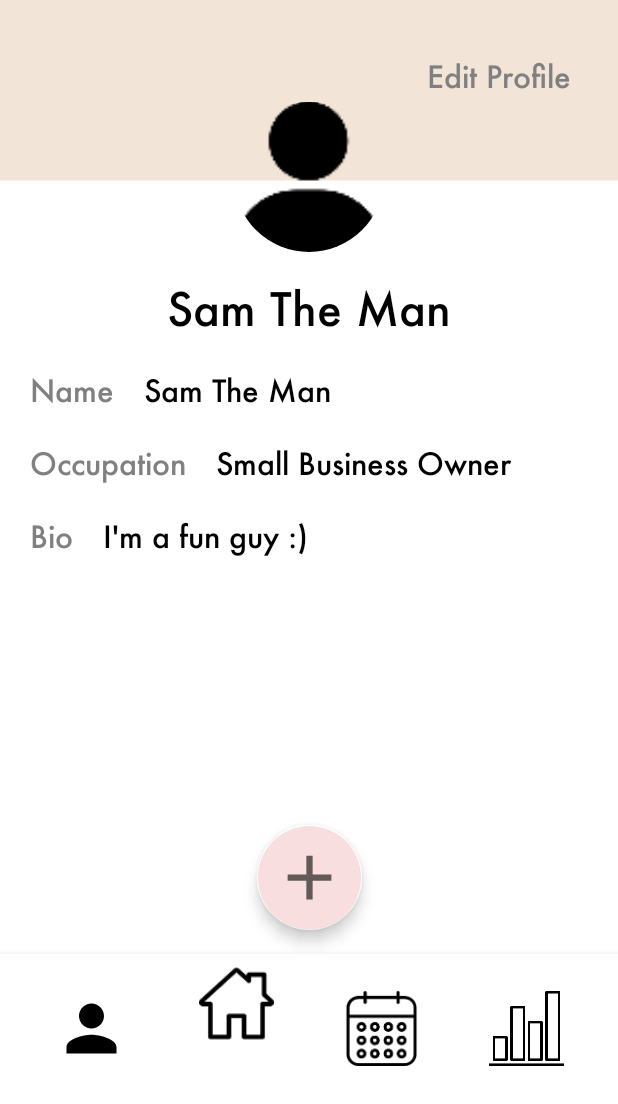
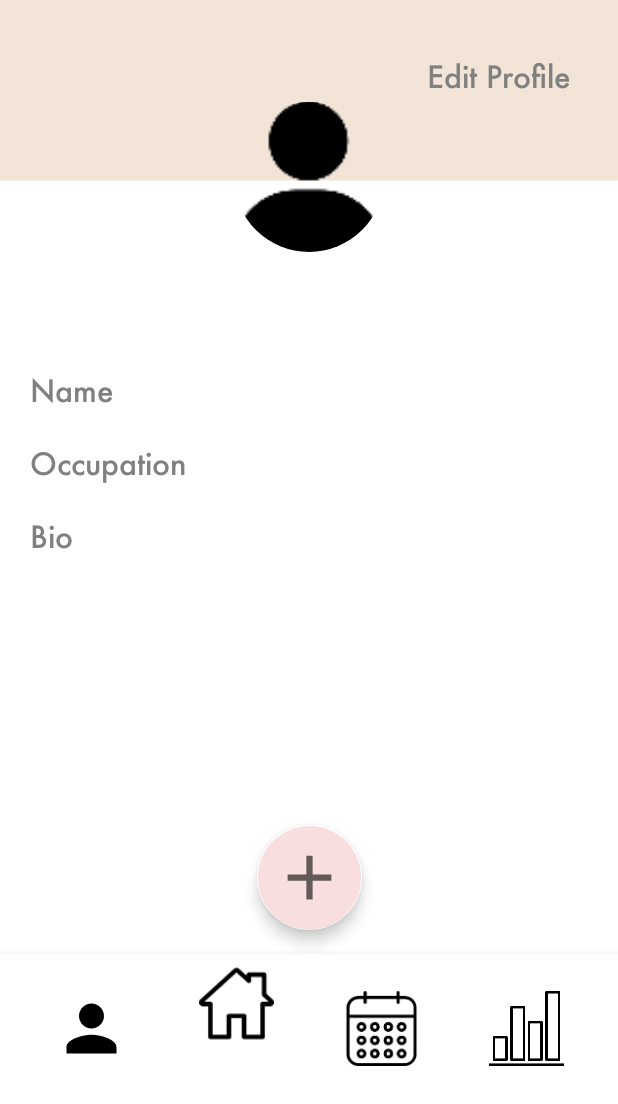
Before and after one commit to verdantl/Systemize, an Android app: the fragment ProfileFragment placed in its activity, on a phone screen of 412 x 824 dp, the part 132-1236 px from its top. Run offline under Robolectric (Android 15) with nearby library versions, the light colour scheme and no system bars; our stand-ins replace CircleImageView.

Commit message:
removed default text from profile screen

```diff
--- a/Systemize/app/src/main/res/layout/fragment_profile.xml
+++ b/Systemize/app/src/main/res/layout/fragment_profile.xml
@@ -50,7 +50,6 @@
         android:id="@+id/name_title"
         android:layout_width="wrap_content"
         android:layout_height="wrap_content"
-        android:text="Sam The Man"
         app:layout_constraintTop_toTopOf="parent"
         app:layout_constraintLeft_toLeftOf="parent"
         app:layout_constraintRight_toRightOf="parent"
@@ -75,7 +74,7 @@
         <TextView
             android:layout_width="wrap_content"
             android:layout_height="wrap_content"
-            android:text="Name"
+            android:text="@string/name"
             android:textSize="20sp"
             android:fontFamily="@font/futura_medium"
             android:textColor="@color/gray"/>
@@ -86,8 +85,6 @@
             android:id="@+id/name"
             android:layout_width="wrap_content"
             android:layout_height="wrap_content"
-            android:text="Sam The Man"
-
             android:textSize="20sp"
             android:fontFamily="@font/futura_medium"
             android:textColor="@color/black"/>
@@ -97,7 +94,7 @@
     <LinearLayout
         android:layout_width="wrap_content"
         android:layout_height="wrap_content"
-        android:layout_marginRight="40dp"
+        android:layout_marginEnd="40dp"
         app:layout_constraintTop_toTopOf="parent"
         app:layout_constraintLeft_toLeftOf="@id/column_marker"
         android:maxWidth="200dp"
@@ -108,7 +105,7 @@
         <TextView
             android:layout_width="wrap_content"
             android:layout_height="wrap_content"
-            android:text="Occupation"
+            android:text="@string/occupation"
             android:textSize="20sp"
             android:fontFamily="@font/futura_medium"
             android:textColor="@color/gray"/>
@@ -119,8 +116,6 @@
             android:id="@+id/occupation"
             android:layout_width="wrap_content"
             android:layout_height="wrap_content"
-            android:text="Small Business Owner"
-
             android:textSize="20sp"
             android:fontFamily="@font/futura_medium"
             android:textColor="@color/black"/>
@@ -130,7 +125,7 @@
     <LinearLayout
         android:layout_width="wrap_content"
         android:layout_height="wrap_content"
-        android:layout_marginRight="40dp"
+        android:layout_marginEnd="40dp"
         app:layout_constraintTop_toTopOf="parent"
         app:layout_constraintLeft_toLeftOf="@id/column_marker"
         app:layout_constraintBottom_toBottomOf="parent"
@@ -141,7 +136,7 @@
         <TextView
             android:layout_width="wrap_content"
             android:layout_height="wrap_content"
-            android:text="Bio"
+            android:text="@string/bio"
             android:textSize="20sp"
             android:fontFamily="@font/futura_medium"
             android:textColor="@color/gray"/>
@@ -152,8 +147,6 @@
             android:id="@+id/bio"
             android:layout_width="wrap_content"
             android:layout_height="wrap_content"
-            android:text="I'm a fun guy :)"
-
             android:textSize="20sp"
             android:fontFamily="@font/futura_medium"
             android:textColor="@color/black"/>
--- a/Systemize/app/src/main/res/values/strings.xml
+++ b/Systemize/app/src/main/res/values/strings.xml
@@ -25,4 +25,7 @@
     <string name="finances">Finances</string>
     <string name="family">Family</string>
     <string name="school">School</string>
+    <string name="name">Name</string>
+    <string name="occupation">Occupation</string>
+    <string name="bio">Bio</string>
 </resources>
```
